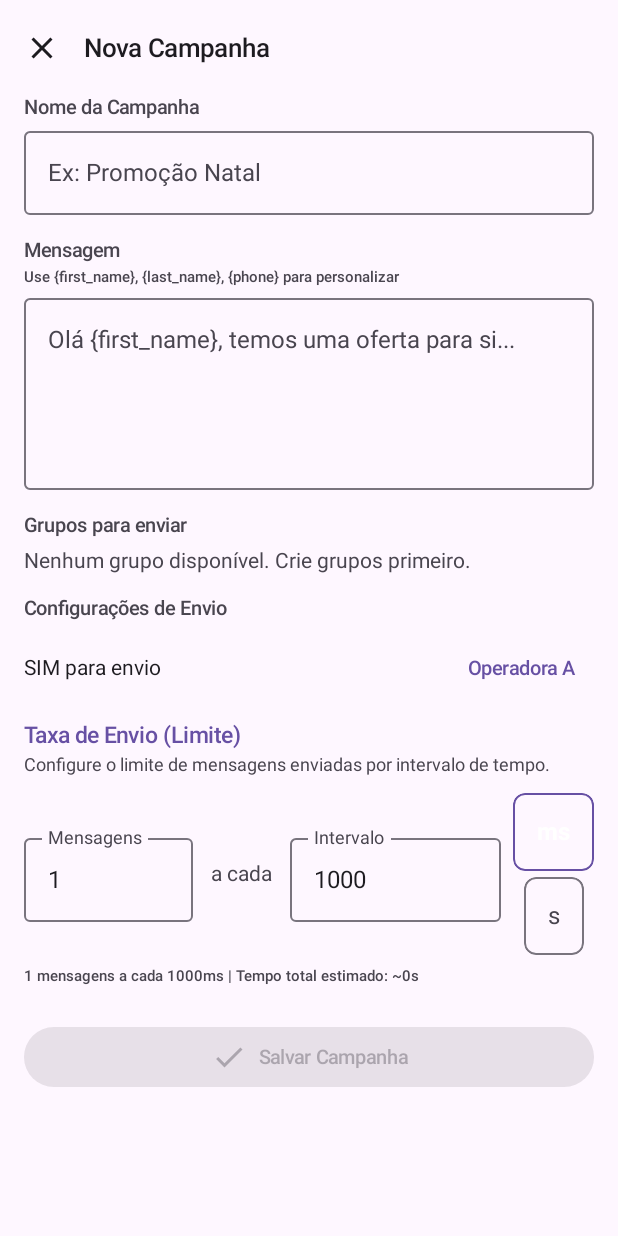
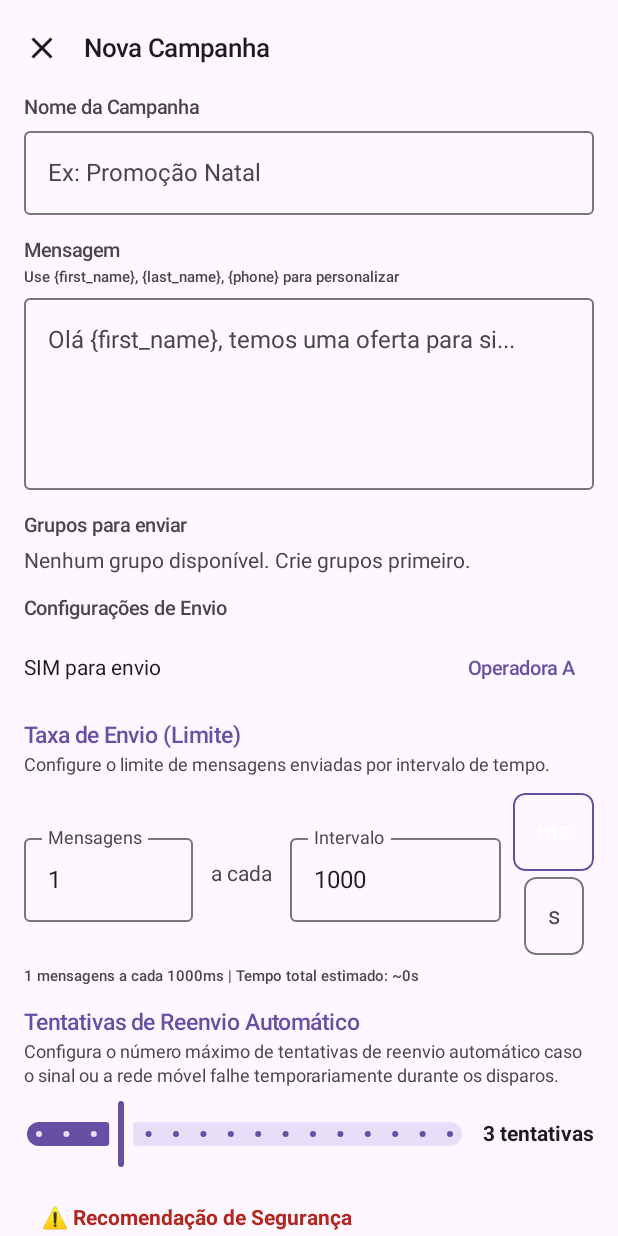
Before and after one commit to darwinmkp44-ux/sms, an Android app built with Jetpack Compose: the composable CreateCampaignScreen shown on its own in the app's theme, on a phone screen of 412 x 824 dp. Run offline under Robolectric (Android 15) with nearby library versions, the light colour scheme and no system bars; our stand-ins replace Dagger/Hilt's generated code, Room's generated code.

Commit message:
feat: implement customizable retry system & bulk SMS foreground service
- Added max_retries field (0-15) to CampaignEntity and CampaignRepository\n- Integrated SmsSendService (Foreground Service) inside SmsQueueManager to prevent background execution terminations\n- Designed interactive Slider UI under CreateCampaignScreen to configure retry count\n- Implemented dynamic exponential backoff delay to handle high retry limits safely

```diff
--- a/app/src/main/AndroidManifest.xml
+++ b/app/src/main/AndroidManifest.xml
@@ -45,5 +45,11 @@
                 android:value="androidx.startup"
                 tools:node="remove" />
         </provider>
+
+        <service
+            android:name=".sms.SmsSendService"
+            android:enabled="true"
+            android:exported="false"
+            android:foregroundServiceType="dataSync" />
     </application>
 </manifest>
--- a/app/src/main/java/com/disparasms/app/data/local/entity/CampaignEntity.kt
+++ b/app/src/main/java/com/disparasms/app/data/local/entity/CampaignEntity.kt
@@ -31,6 +31,8 @@ data class CampaignEntity(
     val messagesPerInterval: Int = 1,
     @ColumnInfo(name = "interval_ms")
     val intervalMs: Long = 1000L,
+    @ColumnInfo(name = "max_retries")
+    val maxRetries: Int = 3,
     @ColumnInfo(name = "created_at")
     val createdAt: Long = System.currentTimeMillis(),
     @ColumnInfo(name = "updated_at")
--- a/app/src/main/java/com/disparasms/app/data/repository/CampaignRepository.kt
+++ b/app/src/main/java/com/disparasms/app/data/repository/CampaignRepository.kt
@@ -30,7 +30,8 @@ class CampaignRepository(
         totalContacts: Int,
         simSlot: Int,
         messagesPerInterval: Int,
-        intervalMs: Long
+        intervalMs: Long,
+        maxRetries: Int = 3
     ): Long {
         val campaign = CampaignEntity(
             name = name,
@@ -41,7 +42,8 @@ class CampaignRepository(
             pendingCount = totalContacts,
             simSlot = simSlot,
             messagesPerInterval = messagesPerInterval,
-            intervalMs = intervalMs
+            intervalMs = intervalMs,
+            maxRetries = maxRetries
         )
         return campaignDao.insert(campaign)
     }
--- a/app/src/main/java/com/disparasms/app/di/AppModule.kt
+++ b/app/src/main/java/com/disparasms/app/di/AppModule.kt
@@ -60,7 +60,8 @@ object AppModule {
     @Provides
     @Singleton
     fun provideSmsQueueManager(
+        @ApplicationContext context: Context,
         smsSender: SmsSender,
         campaignRepository: CampaignRepository
-    ): SmsQueueManager = SmsQueueManager(smsSender, campaignRepository)
+    ): SmsQueueManager = SmsQueueManager(context, smsSender, campaignRepository)
 }
--- a/app/src/main/java/com/disparasms/app/ui/screen/campaign/CreateCampaignScreen.kt
+++ b/app/src/main/java/com/disparasms/app/ui/screen/campaign/CreateCampaignScreen.kt
@@ -30,10 +30,12 @@ import androidx.compose.material3.Icon
 import androidx.compose.material3.IconButton
 import androidx.compose.material3.MaterialTheme
 import androidx.compose.material3.OutlinedTextField
+import androidx.compose.material3.Slider
 import androidx.compose.material3.Text
 import androidx.compose.material3.TextButton
 import androidx.compose.material3.TopAppBar
 import androidx.compose.material3.TopAppBarDefaults
+import kotlin.math.roundToInt
 import androidx.compose.runtime.Composable
 import androidx.compose.runtime.getValue
 import androidx.compose.runtime.mutableStateOf
@@ -307,6 +309,65 @@ fun CreateCampaignScreen(
                         color = MaterialTheme.colorScheme.onSurfaceVariant
                     )
                 }
+
+                // Tentativas de Reenvio Automático (Rede Móvel)
+                Spacer(Modifier.height(Spacing.lg))
+                Text(
+                    text = "Tentativas de Reenvio Automático",
+                    style = MaterialTheme.typography.titleMedium,
+                    color = MaterialTheme.colorScheme.primary
+                )
+                Spacer(Modifier.height(Spacing.xs))
+                Text(
+                    text = "Configura o número máximo de tentativas de reenvio automático caso o sinal ou a rede móvel falhe temporariamente durante os disparos.",
+                    style = MaterialTheme.typography.bodySmall,
+                    color = MaterialTheme.colorScheme.onSurfaceVariant
+                )
+                Spacer(Modifier.height(Spacing.sm))
+
+                Row(
+                    verticalAlignment = Alignment.CenterVertically,
+                    modifier = Modifier.fillMaxWidth()
+                ) {
+                    Slider(
+                        value = state.maxRetries.toFloat(),
+                        onValueChange = { viewModel.setMaxRetries(it.roundToInt()) },
+                        valueRange = 0f..15f,
+                        steps = 14,
+                        modifier = Modifier.weight(1f)
+                    )
+                    Spacer(Modifier.width(Spacing.md))
+                    Text(
+                        text = "${state.maxRetries} ${if (state.maxRetries == 1) "tentativa" else "tentativas"}",
+                        style = MaterialTheme.typography.bodyMedium,
+                        fontWeight = FontWeight.Bold,
+                        color = MaterialTheme.colorScheme.onSurface
+                    )
+                }
+
+                // Recomendação de Limites de Rádio e Operadora
+                Spacer(Modifier.height(Spacing.md))
+                ModernCard(
+                    modifier = Modifier.fillMaxWidth()
+                ) {
+                    Column(modifier = Modifier.padding(Spacing.md)) {
+                        Text(
+                            text = "⚠️ Recomendação de Segurança",
+                            style = MaterialTheme.typography.bodyMedium,
+                            fontWeight = FontWeight.Bold,
+                            color = MaterialTheme.colorScheme.error
+                        )
+                        Spacer(Modifier.height(Spacing.xs))
+                        Text(
+                            text = "Para evitar que a rede do telemóvel caia ou que o chip seja bloqueado pela operadora:\n\n" +
+                                   "• Recomendado: Mínimo de 3 a 5 segundos por mensagem (ex: 1 mensagem a cada 3s).\n" +
+                                   "• Limite Físico: Mínimo de 1.5 a 2 segundos por mensagem.\n" +
+                                   "• Evite envios rápidos demais (como centenas de milissegundos), pois causam colapso no modem físico do aparelho e queda instantânea do sinal de rede.",
+                            style = MaterialTheme.typography.bodySmall,
+                            color = MaterialTheme.colorScheme.onSurfaceVariant
+                        )
+                    }
+                }
             }
         }
 
--- a/app/src/main/java/com/disparasms/app/ui/screen/campaign/CreateCampaignViewModel.kt
+++ b/app/src/main/java/com/disparasms/app/ui/screen/campaign/CreateCampaignViewModel.kt
@@ -35,7 +35,8 @@ data class CreateCampaignUiState(
     val estimatedParts: Int = 1,
     val totalRecipients: Int = 0,
     val isLoading: Boolean = false,
-    val simSlots: List<SimInfo> = emptyList()
+    val simSlots: List<SimInfo> = emptyList(),
+    val maxRetries: Int = 3
 ) {
     val intervalMs: Long
         get() = when (intervalUnit) {
@@ -113,6 +114,10 @@ class CreateCampaignViewModel @Inject constructor(
         updateState { it.copy(intervalUnit = unit) }
     }
 
+    fun setMaxRetries(value: Int) {
+        updateState { it.copy(maxRetries = value.coerceIn(0, 15)) }
+    }
+
     fun createCampaign(onComplete: (Long) -> Unit) {
         if (uiState.value.isLoading) return
         updateState { it.copy(isLoading = true) }
@@ -127,7 +132,8 @@ class CreateCampaignViewModel @Inject constructor(
                 totalContacts = state.totalRecipients,
                 simSlot = state.simSlot,
                 messagesPerInterval = state.messagesPerIntervalInt.coerceAtLeast(1),
-                intervalMs = state.intervalMs.coerceIn(100L, 3600000L)
+                intervalMs = state.intervalMs.coerceIn(100L, 3600000L),
+                maxRetries = state.maxRetries
             )
 
             val contacts = mutableListOf<ContactEntity>()
```
Also changed, not shown: app/src/main/java/com/disparasms/app/sms/SmsQueueManager.kt (+14 -3 lines), app/src/main/java/com/disparasms/app/sms/SmsSendService.kt (added, +136 -0 lines).
